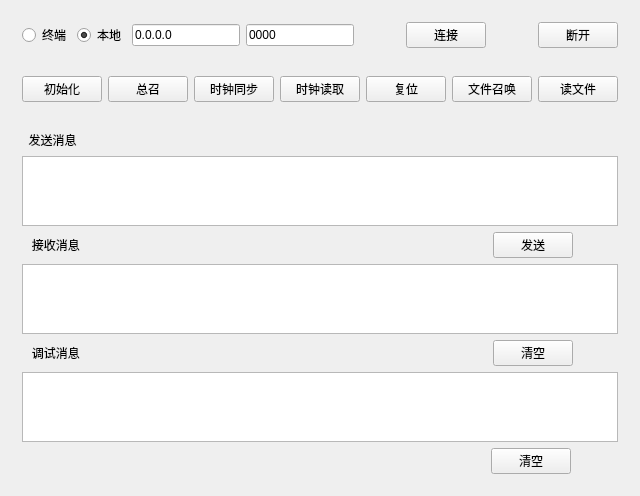
This is Test1/widget.ui in jsx-web/app as Qt 5 draws it before an edit. The edited form follows.
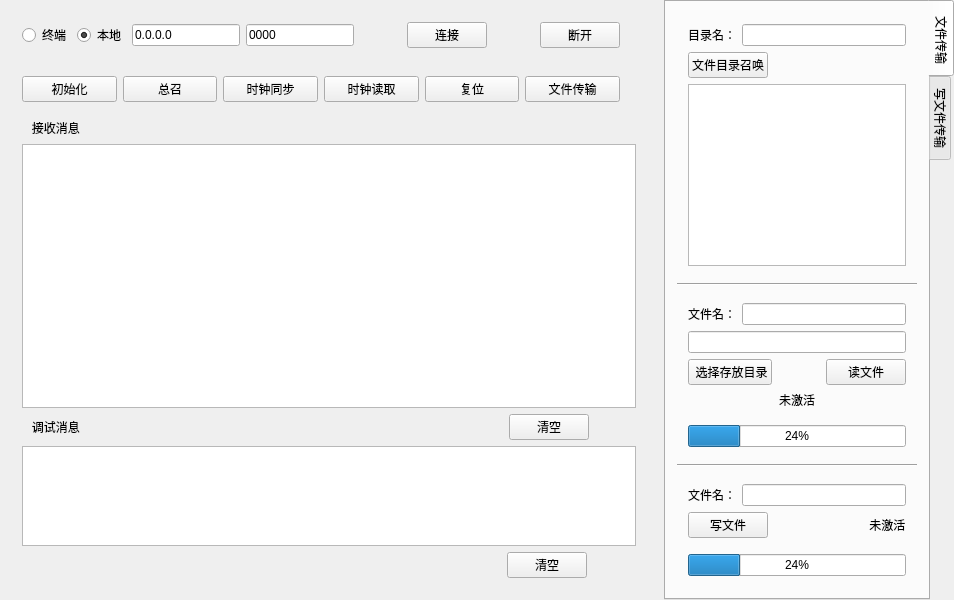
This is the edited form.

The edit to the form file:
```diff
--- a/Test1/widget.ui
+++ b/Test1/widget.ui
@@ -6,16 +6,61 @@
    <rect>
     <x>0</x>
     <y>0</y>
-    <width>597</width>
-    <height>480</height>
+    <width>954</width>
+    <height>600</height>
    </rect>
   </property>
+  <property name="minimumSize">
+   <size>
+    <width>645</width>
+    <height>600</height>
+   </size>
+  </property>
+  <property name="maximumSize">
+   <size>
+    <width>16777215</width>
+    <height>16777215</height>
+   </size>
+  </property>
   <property name="windowTitle">
    <string>104主站</string>
   </property>
+  <layout class="QHBoxLayout" name="horizontalLayout_3">
+   <property name="leftMargin">
+    <number>0</number>
+   </property>
+   <property name="topMargin">
+    <number>0</number>
+   </property>
+   <property name="rightMargin">
+    <number>0</number>
+   </property>
+   <property name="bottomMargin">
+    <number>0</number>
+   </property>
+   <item>
+    <widget class="QWidget" name="widget_2" native="true">
+     <property name="minimumSize">
+      <size>
+       <width>645</width>
+       <height>600</height>
+      </size>
+     </property>
   <layout class="QVBoxLayout" name="verticalLayout_2">
    <item>
     <widget class="QWidget" name="widget" native="true">
+        <property name="minimumSize">
+         <size>
+          <width>582</width>
+          <height>0</height>
+         </size>
+        </property>
+        <property name="maximumSize">
+         <size>
+          <width>620</width>
+          <height>16777215</height>
+         </size>
+        </property>
      <layout class="QHBoxLayout" name="horizontalLayout_5">
       <item>
        <layout class="QHBoxLayout" name="horizontalLayout_4">
@@ -105,7 +150,22 @@
    </item>
    <item>
     <widget class="QWidget" name="options" native="true">
+        <property name="minimumSize">
+         <size>
+          <width>582</width>
+          <height>0</height>
+         </size>
+        </property>
+        <property name="maximumSize">
+         <size>
+          <width>620</width>
+          <height>16777215</height>
+         </size>
+        </property>
      <layout class="QHBoxLayout" name="horizontalLayout_6">
+         <property name="bottomMargin">
+          <number>5</number>
+         </property>
       <item>
        <widget class="QPushButton" name="Btn_Init">
         <property name="text">
@@ -142,16 +202,9 @@
        </widget>
       </item>
       <item>
-       <widget class="QPushButton" name="Btn_DirCall">
+          <widget class="QPushButton" name="Btn_FileTransfer">
         <property name="text">
-         <string>文件召唤</string>
-        </property>
-       </widget>
-      </item>
-      <item>
-       <widget class="QPushButton" name="Btn_Read">
-        <property name="text">
-         <string>读文件</string>
+            <string>文件传输</string>
         </property>
        </widget>
       </item>
@@ -160,34 +213,16 @@
    </item>
    <item>
     <widget class="QWidget" name="widget_3" native="true">
+        <property name="maximumSize">
+         <size>
+          <width>16777215</width>
+          <height>16777215</height>
+         </size>
+        </property>
      <layout class="QVBoxLayout" name="verticalLayout">
-      <item>
-       <layout class="QHBoxLayout" name="horizontalLayout_11">
-        <item>
-         <widget class="QLabel" name="label">
-          <property name="text">
-           <string>  发送消息</string>
-          </property>
-         </widget>
-        </item>
-        <item>
-         <spacer name="horizontalSpacer_48">
-          <property name="orientation">
-           <enum>Qt::Horizontal</enum>
-          </property>
-          <property name="sizeHint" stdset="0">
-           <size>
-            <width>40</width>
-            <height>20</height>
-           </size>
-          </property>
-         </spacer>
-        </item>
-       </layout>
-      </item>
-      <item>
-       <widget class="QTextEdit" name="Edit_send"/>
-      </item>
+         <property name="topMargin">
+          <number>5</number>
+         </property>
       <item>
        <layout class="QHBoxLayout" name="horizontalLayout_7">
         <item>
@@ -314,13 +349,6 @@
           </property>
          </spacer>
         </item>
-        <item>
-         <widget class="QPushButton" name="Btn_send">
-          <property name="text">
-           <string>发送</string>
-          </property>
-         </widget>
-        </item>
         <item>
          <spacer name="horizontalSpacer">
           <property name="orientation">
@@ -337,13 +365,12 @@
        </layout>
       </item>
       <item>
-       <widget class="QTextEdit" name="Edit_recv">
-        <property name="html">
-         <string>&lt;!DOCTYPE HTML PUBLIC &quot;-//W3C//DTD HTML 4.0//EN&quot; &quot;http://www.w3.org/TR/REC-html40/strict.dtd&quot;&gt;
-&lt;html&gt;&lt;head&gt;&lt;meta name=&quot;qrichtext&quot; content=&quot;1&quot; /&gt;&lt;style type=&quot;text/css&quot;&gt;
-p, li { white-space: pre-wrap; }
-&lt;/style&gt;&lt;/head&gt;&lt;body style=&quot; font-family:'SimSun'; font-size:9pt; font-weight:400; font-style:normal;&quot;&gt;
-&lt;p style=&quot;-qt-paragraph-type:empty; margin-top:0px; margin-bottom:0px; margin-left:0px; margin-right:0px; -qt-block-indent:0; text-indent:0px;&quot;&gt;&lt;br /&gt;&lt;/p&gt;&lt;/body&gt;&lt;/html&gt;</string>
+          <widget class="QTableView" name="tableView_recv">
+           <property name="maximumSize">
+            <size>
+             <width>16777215</width>
+             <height>16777215</height>
+            </size>
         </property>
        </widget>
       </item>
@@ -496,7 +523,20 @@
        </layout>
       </item>
       <item>
-       <widget class="QTextBrowser" name="Edit_DeBug"/>
+          <widget class="QTextBrowser" name="Edit_DeBug">
+           <property name="minimumSize">
+            <size>
+             <width>582</width>
+             <height>100</height>
+            </size>
+           </property>
+           <property name="maximumSize">
+            <size>
+             <width>16777215</width>
+             <height>100</height>
+            </size>
+           </property>
+          </widget>
       </item>
       <item>
        <layout class="QHBoxLayout" name="horizontalLayout_9">
@@ -653,6 +693,275 @@
        </layout>
       </item>
      </layout>
+       </widget>
+      </item>
+     </layout>
+    </widget>
+   </item>
+   <item>
+    <widget class="QTabWidget" name="sideWidget">
+     <property name="enabled">
+      <bool>true</bool>
+     </property>
+     <property name="minimumSize">
+      <size>
+       <width>0</width>
+       <height>0</height>
+      </size>
+     </property>
+     <property name="maximumSize">
+      <size>
+       <width>290</width>
+       <height>16777215</height>
+      </size>
+     </property>
+     <property name="tabPosition">
+      <enum>QTabWidget::East</enum>
+     </property>
+     <property name="currentIndex">
+      <number>0</number>
+     </property>
+     <widget class="QWidget" name="filetab">
+      <attribute name="title">
+       <string notr="true"> 文件传输</string>
+      </attribute>
+      <layout class="QVBoxLayout" name="verticalLayout_6">
+       <item>
+        <widget class="QWidget" name="widget_DirCall" native="true">
+         <layout class="QVBoxLayout" name="verticalLayout_3">
+          <item>
+           <layout class="QHBoxLayout" name="horizontalLayout_10">
+            <item>
+             <widget class="QLabel" name="labe_DirName">
+              <property name="text">
+               <string>目录名：</string>
+              </property>
+             </widget>
+            </item>
+            <item>
+             <widget class="QLineEdit" name="Edit_DirName"/>
+            </item>
+           </layout>
+          </item>
+          <item>
+           <layout class="QHBoxLayout" name="horizontalLayout_11">
+            <item>
+             <widget class="QPushButton" name="Btn_DirCall">
+              <property name="text">
+               <string>文件目录召唤</string>
+              </property>
+             </widget>
+            </item>
+            <item>
+             <spacer name="horizontalSpacer_2">
+              <property name="orientation">
+               <enum>Qt::Horizontal</enum>
+              </property>
+              <property name="sizeHint" stdset="0">
+               <size>
+                <width>40</width>
+                <height>20</height>
+               </size>
+              </property>
+             </spacer>
+            </item>
+           </layout>
+          </item>
+          <item>
+           <widget class="QTableView" name="tableView_Dir">
+            <property name="maximumSize">
+             <size>
+              <width>16777215</width>
+              <height>16777215</height>
+             </size>
+            </property>
+           </widget>
+          </item>
+         </layout>
+        </widget>
+       </item>
+       <item>
+        <widget class="Line" name="line">
+         <property name="orientation">
+          <enum>Qt::Horizontal</enum>
+         </property>
+        </widget>
+       </item>
+       <item>
+        <widget class="QWidget" name="widget_ReadFile" native="true">
+         <layout class="QVBoxLayout" name="verticalLayout_4">
+          <item>
+           <layout class="QHBoxLayout" name="horizontalLayout_12">
+            <item>
+             <widget class="QLabel" name="label_ReadFileName">
+              <property name="text">
+               <string>文件名：</string>
+              </property>
+             </widget>
+            </item>
+            <item>
+             <widget class="QLineEdit" name="Edit_ReadFileName"/>
+            </item>
+           </layout>
+          </item>
+          <item>
+           <widget class="QLineEdit" name="Edit_StorageDir"/>
+          </item>
+          <item>
+           <layout class="QHBoxLayout" name="horizontalLayout_13">
+            <item>
+             <widget class="QPushButton" name="Btn_DirSelect">
+              <property name="text">
+               <string> 选择存放目录</string>
+              </property>
+             </widget>
+            </item>
+            <item>
+             <spacer name="horizontalSpacer_5">
+              <property name="orientation">
+               <enum>Qt::Horizontal</enum>
+              </property>
+              <property name="sizeHint" stdset="0">
+               <size>
+                <width>40</width>
+                <height>20</height>
+               </size>
+              </property>
+             </spacer>
+            </item>
+            <item>
+             <widget class="QPushButton" name="Btn_Read">
+              <property name="text">
+               <string>读文件</string>
+              </property>
+             </widget>
+            </item>
+           </layout>
+          </item>
+          <item>
+           <widget class="QLabel" name="label_ReadEnable">
+            <property name="text">
+             <string>未激活</string>
+            </property>
+            <property name="alignment">
+             <set>Qt::AlignCenter</set>
+            </property>
+           </widget>
+          </item>
+          <item>
+           <spacer name="verticalSpacer">
+            <property name="orientation">
+             <enum>Qt::Vertical</enum>
+            </property>
+            <property name="sizeType">
+             <enum>QSizePolicy::Fixed</enum>
+            </property>
+            <property name="sizeHint" stdset="0">
+             <size>
+              <width>20</width>
+              <height>10</height>
+             </size>
+            </property>
+           </spacer>
+          </item>
+          <item>
+           <widget class="QProgressBar" name="progressBar">
+            <property name="value">
+             <number>24</number>
+            </property>
+           </widget>
+          </item>
+         </layout>
+        </widget>
+       </item>
+       <item>
+        <widget class="Line" name="line_2">
+         <property name="orientation">
+          <enum>Qt::Horizontal</enum>
+         </property>
+        </widget>
+       </item>
+       <item>
+        <widget class="QWidget" name="widget_WirteFile" native="true">
+         <layout class="QVBoxLayout" name="verticalLayout_5">
+          <item>
+           <layout class="QHBoxLayout" name="horizontalLayout_14">
+            <item>
+             <widget class="QLabel" name="label_WirteFileName">
+              <property name="text">
+               <string>文件名：</string>
+              </property>
+             </widget>
+            </item>
+            <item>
+             <widget class="QLineEdit" name="Edit_WirteFileName"/>
+            </item>
+           </layout>
+          </item>
+          <item>
+           <layout class="QHBoxLayout" name="horizontalLayout_15">
+            <item>
+             <widget class="QPushButton" name="Btn_Write">
+              <property name="text">
+               <string>写文件</string>
+              </property>
+             </widget>
+            </item>
+            <item>
+             <spacer name="horizontalSpacer_3">
+              <property name="orientation">
+               <enum>Qt::Horizontal</enum>
+              </property>
+              <property name="sizeHint" stdset="0">
+               <size>
+                <width>40</width>
+                <height>20</height>
+               </size>
+              </property>
+             </spacer>
+            </item>
+            <item>
+             <widget class="QLabel" name="label_WirteEnable">
+              <property name="text">
+               <string> 未激活</string>
+              </property>
+             </widget>
+            </item>
+           </layout>
+          </item>
+          <item>
+           <spacer name="verticalSpacer_2">
+            <property name="orientation">
+             <enum>Qt::Vertical</enum>
+            </property>
+            <property name="sizeType">
+             <enum>QSizePolicy::Fixed</enum>
+            </property>
+            <property name="sizeHint" stdset="0">
+             <size>
+              <width>20</width>
+              <height>10</height>
+             </size>
+            </property>
+           </spacer>
+          </item>
+          <item>
+           <widget class="QProgressBar" name="progressBar_2">
+            <property name="value">
+             <number>24</number>
+            </property>
+           </widget>
+          </item>
+         </layout>
+        </widget>
+       </item>
+      </layout>
+     </widget>
+     <widget class="QWidget" name="tab_2">
+      <attribute name="title">
+       <string notr="true">写文件传输</string>
+      </attribute>
+     </widget>
     </widget>
    </item>
   </layout>
```
Lines whose indentation alone changed are shown as unchanged.
